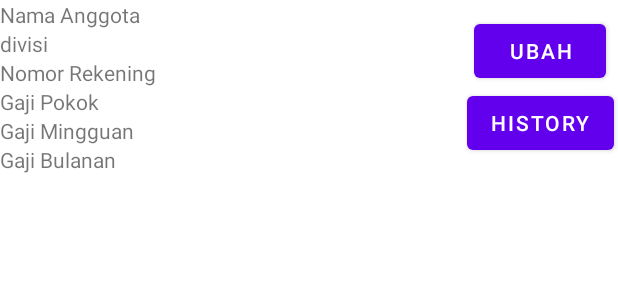
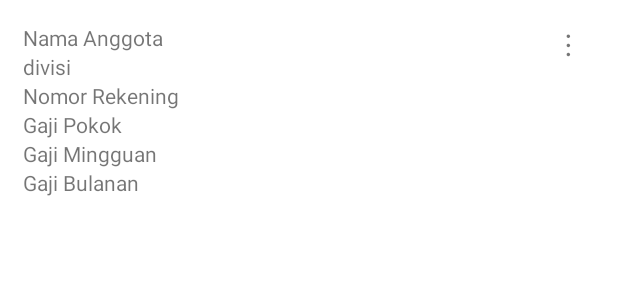
Before and after one commit to Marv876/AndroidKPNew, an Android app: the layout list_anggota_pegawai.xml on its own in the app's theme, with its tools: preview values and no code run, on a phone screen of 412 x 824 dp. Shown: the top 300 px of the screen. Run offline under Robolectric (Android 15) with nearby library versions, the phone set to English and light mode, and no system bars.

Commit message:
perbaikan revisi 2

```diff
--- a/app/src/main/java/com/example/androidkpnew/Employee.java
+++ b/app/src/main/java/com/example/androidkpnew/Employee.java
@@ -4,7 +4,9 @@ package com.example.androidkpnew;
 
 import com.google.firebase.database.Exclude;
 
-public class Employee {
+import java.io.Serializable;
+
+public class Employee implements Serializable {
 
     @Exclude
     private String key;
--- a/app/src/main/res/layout/list_anggota_pegawai.xml
+++ b/app/src/main/res/layout/list_anggota_pegawai.xml
@@ -23,7 +23,9 @@
             android:layout_width="0dp"
             android:layout_height="wrap_content"
             android:layout_weight="3"
-            android:orientation="vertical">
+            android:orientation="vertical"
+            android:layout_marginLeft="15dp"
+            android:layout_marginTop="15dp">
 
             <TextView
                 android:id="@+id/list_nama_tv"
@@ -72,22 +74,32 @@
             android:layout_width="0dp"
             android:layout_height="wrap_content"
             android:layout_weight="1"
-            android:orientation="vertical">
+            android:orientation="vertical"
+            android:layout_marginTop="15dp"
+            android:layout_marginRight="15dp">
 
-            <Button
-                android:id="@+id/ubahDataPegawai_btn"
-                android:layout_width="wrap_content"
+<!--            <Button-->
+<!--                android:id="@+id/ubahDataPegawai_btn"-->
+<!--                android:layout_width="wrap_content"-->
+<!--                android:layout_height="wrap_content"-->
+<!--                android:layout_marginTop="10dp"-->
+<!--                android:layout_gravity="center"-->
+<!--                android:text="Ubah" />-->
+
+<!--            <Button-->
+<!--                android:id="@+id/historyPegawai_btn"-->
+<!--                android:layout_width="wrap_content"-->
+<!--                android:layout_height="wrap_content"-->
+<!--                android:layout_gravity="center"-->
+<!--                android:text="History" />-->
+
+            <TextView
+                android:id="@+id/option_txt"
+                android:layout_width="20dp"
                 android:layout_height="wrap_content"
-                android:layout_marginTop="10dp"
-                android:layout_gravity="center"
-                android:text="Ubah" />
-
-            <Button
-                android:id="@+id/historyPegawai_btn"
-                android:layout_width="wrap_content"
-                android:layout_height="wrap_content"
-                android:layout_gravity="center"
-                android:text="History" />
+                android:text="&#8942;"
+                android:textSize="20dp"
+                android:layout_gravity="right"/>
 
         </LinearLayout>
 
```
Also changed, not shown: app/src/main/java/com/example/androidkpnew/DaftarPegawaiActivity.java (+5 -3 lines), app/src/main/java/com/example/androidkpnew/PegawaiViewAdapter.java (+69 -4 lines), app/src/main/java/com/example/androidkpnew/UbahDataPegawai.java (+9 -10 lines).
